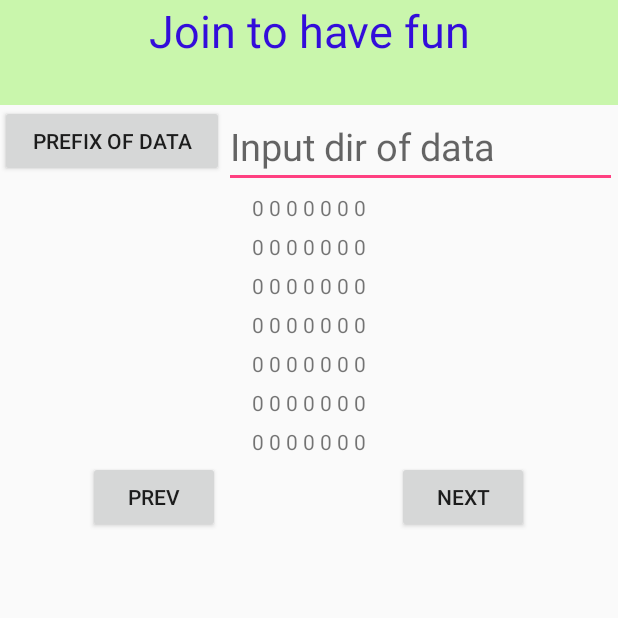
After one commit to qianggenxiadeshuihu/Fun, an Android app: the ROIActivity screen opened directly, with no data from a screen before it, on a phone screen of 412 x 824 dp, the top half of it. The commit adds this screen. Run offline under Robolectric (Android 15) with nearby library versions, the phone set to English and light mode, and no system bars.

Commit message:
add roiActivity for viewing TP test output

```diff
--- /dev/null
+++ b/app/src/main/java/com/jiayi/fun/ROIActivity.java
@@ -0,0 +1,143 @@
+package com.jiayi.fun;
+
+import android.app.Activity;
+import android.os.Bundle;
+import android.util.Log;
+import android.view.View;
+import android.widget.Button;
+import android.widget.EditText;
+import android.widget.TextView;
+import android.widget.Toast;
+
+
+import java.io.BufferedReader;
+import java.io.File;
+import java.io.FileInputStream;
+import java.io.IOException;
+import java.io.InputStreamReader;
+import java.nio.charset.Charset;
+import java.util.ArrayList;
+import java.util.StringTokenizer;
+
+
+public class ROIActivity extends Activity {
+
+    private final String TAG = "com.jiayi.fun";
+    private int current_frame = 0;
+    private String pre_path = null;
+    private final String post_path = ".csv";
+    private final int FRAME_NUMBER_START = 1;
+    private final int FRAME_NUMBER_END = 100;
+    private final int ROI_SIZE = 7;
+
+    private TextView [] roi_row = new TextView[ROI_SIZE];
+
+    private ArrayList<String> get_roi(String path) {
+        FileInputStream is = null;
+        try {
+            is = new FileInputStream(new File(path));
+        } catch (IOException e) {
+            e.printStackTrace();
+            return null;
+        }
+
+        BufferedReader reader = null;
+        reader = new BufferedReader(new InputStreamReader(is, Charset.forName("UTF-8")));
+
+        String line = null;
+        ArrayList<String> roi_content = new ArrayList<>();
+        try {
+            while ((line = reader.readLine()) != null) {
+                roi_content.add(line);
+            }
+            is.close();
+        } catch (IOException e) {
+            e.printStackTrace();
+            return null;
+        }
+
+        return roi_content;
+
+    }
+
+    public void show_roi(int current_frame) {
+
+        ArrayList<String> roi;
+        StringTokenizer st = null;
+        int i = 0;
+        Log.e(TAG, pre_path + String.valueOf(current_frame) + post_path);
+        roi = get_roi(pre_path + String.valueOf(current_frame) + post_path);
+        if (roi == null) {
+            Toast.makeText(getApplicationContext(),
+                    "please check your input for directory which should be prefix of filename before number\t" +
+                    "for example: /data/test/ungrounded_copper_iris",
+                    Toast.LENGTH_SHORT).show();
+            return;
+        }
+        while(!roi.isEmpty()) {
+            String temp = "";
+            Log.e(TAG, roi.get(0));
+            st = new StringTokenizer(roi.get(0), ",");
+            while (st.hasMoreTokens()) {
+                temp = temp.concat(String.format("%10s", st.nextToken()));
+            }
+            roi_row[i++].setText(temp);
+            roi.remove(0);
+        }
+    }
+
+    @Override
+    protected void onCreate(Bundle savedInstanceState) {
+        super.onCreate(savedInstanceState);
+        setContentView(R.layout.activity_roi);
+
+
+        roi_row[0] = (TextView)findViewById(R.id.row_1);
+        roi_row[1] = (TextView)findViewById(R.id.row_2);
+        roi_row[2] = (TextView)findViewById(R.id.row_3);
+        roi_row[3] = (TextView)findViewById(R.id.row_4);
+        roi_row[4] = (TextView)findViewById(R.id.row_5);
+        roi_row[5] = (TextView)findViewById(R.id.row_6);
+        roi_row[6] = (TextView)findViewById(R.id.row_7);
+
+
+        Button next = (Button)findViewById(R.id.show_next_roi);
+        next.setOnClickListener(new Button.OnClickListener() {
+            @Override
+            public void onClick(View v) {
+                if (current_frame < FRAME_NUMBER_END) {
+                    show_roi(++current_frame);
+                } else {
+                    Log.e(TAG, "you have been the last one");
+                    Toast.makeText(getApplicationContext(), "you have been the last one", Toast.LENGTH_SHORT).show();
+                }
+            }
+        });
+
+
+        Button prev = (Button)findViewById(R.id.show_prev_roi);
+        prev.setOnClickListener(new Button.OnClickListener() {
+            @Override
+            public void onClick(View v) {
+                if (current_frame > FRAME_NUMBER_START) {
+                    show_roi(--current_frame);
+                } else {
+                    Log.e(TAG, "you have been the first one");
+                    Toast.makeText(getApplicationContext(), "you have been the first one", Toast.LENGTH_SHORT).show();
+                }
+            }
+        });
+
+        Button record_dir = (Button)findViewById(R.id.record_dir);
+
+        record_dir.setOnClickListener(new Button.OnClickListener() {
+            @Override
+            public void onClick(View v) {
+                EditText data_dir = (EditText)findViewById(R.id.data_dir);
+                pre_path = data_dir.getText().toString();
+                pre_path = pre_path.replace("/", "//");
+                show_roi(FRAME_NUMBER_START);
+            }
+        });
+    }
+}
--- /dev/null
+++ b/app/src/main/res/layout/activity_roi.xml
@@ -0,0 +1,132 @@
+<?xml version="1.0" encoding="utf-8"?>
+<LinearLayout xmlns:android="http://schemas.android.com/apk/res/android"
+    android:layout_width="match_parent"
+    android:layout_height="wrap_content"
+    android:weightSum="1"
+    android:gravity="top"
+    android:orientation="vertical">
+
+    <TextView
+        android:layout_width="fill_parent"
+        android:layout_height="70dp"
+        android:text="@string/join_to_have_fun"
+        android:id="@+id/title"
+        android:background="#c9f6ac"
+        android:textColor="#330dda"
+        android:contextClickable="false"
+        android:textSize="30sp"
+        android:textAlignment="center"
+        android:layout_gravity="top"
+        android:layout_weight="1" />
+
+    <LinearLayout
+        android:layout_width="match_parent"
+        android:layout_height="wrap_content">
+        <Button
+            android:layout_height="wrap_content"
+            android:layout_width="0dp"
+            android:text="@string/record_dir"
+            android:id="@+id/record_dir"
+            android:layout_weight="0.4"
+            android:layout_gravity="center_horizontal" />
+        <EditText
+            android:layout_height="wrap_content"
+            android:layout_width="0dp"
+            android:hint="@string/TP_data_dir"
+            android:id="@+id/data_dir"
+            android:layout_weight="0.7"
+            android:textSize="25sp"
+            android:layout_gravity="center_horizontal" />
+    </LinearLayout>
+
+    <TableLayout
+        android:layout_width="match_parent"
+        android:layout_height="match_parent"
+        android:stretchColumns="0,1">
+
+
+
+        <TableRow>
+            <TextView
+                android:text="@string/default_table_row"
+                android:id = "@+id/row_1"
+                android:padding="3dip"
+                android:layout_span="2"
+                android:layout_gravity="center_horizontal" />
+        </TableRow>
+
+        <TableRow>
+            <TextView
+                android:text="@string/default_table_row"
+                android:id = "@+id/row_2"
+                android:padding="3dip"
+                android:layout_span="2"
+                android:layout_gravity="center_horizontal" />
+        </TableRow>
+
+        <TableRow>
+            <TextView
+                android:text="@string/default_table_row"
+                android:id = "@+id/row_3"
+                android:padding="3dip"
+                android:layout_span="2"
+                android:layout_gravity="center_horizontal" />
+        </TableRow>
+
+        <TableRow>
+            <TextView
+                android:text="@string/default_table_row"
+                android:id = "@+id/row_4"
+                android:padding="3dip"
+                android:layout_span="2"
+                android:layout_gravity="center_horizontal" />
+        </TableRow>
+
+        <TableRow>
+            <TextView
+                android:text="@string/default_table_row"
+                android:id = "@+id/row_5"
+                android:padding="3dip"
+                android:layout_span="2"
+                android:layout_gravity="center_horizontal" />
+        </TableRow>
+
+        <TableRow>
+            <TextView
+                android:text="@string/default_table_row"
+                android:id = "@+id/row_6"
+                android:padding="3dip"
+                android:layout_span="2"
+                android:layout_gravity="center_horizontal" />
+        </TableRow>
+
+        <TableRow>
+            <TextView
+                android:text="@string/default_table_row"
+                android:id = "@+id/row_7"
+                android:padding="3dip"
+                android:layout_span="2"
+                android:layout_gravity="center_horizontal" />
+        </TableRow>
+
+        <TableRow>
+            <Button
+                android:layout_width="wrap_content"
+                android:layout_height="wrap_content"
+                android:text="@string/show_prev_roi"
+                android:id="@+id/show_prev_roi"
+                android:layout_weight="0.5"
+                android:layout_gravity="center_horizontal" />
+
+            <Button
+                android:layout_width="wrap_content"
+                android:layout_height="wrap_content"
+                android:text="@string/show_next_roi"
+                android:id="@+id/show_next_roi"
+                android:layout_weight="0.5"
+                android:layout_gravity="center_horizontal" />
+        </TableRow>
+    </TableLayout>
+
+
+</LinearLayout>
--- a/app/src/main/res/values/strings.xml
+++ b/app/src/main/res/values/strings.xml
@@ -9,4 +9,15 @@
     <string name="Vibration">Vibration</string>
     <string name="Accelerator">Accelerator</string>
 
+    <string name="show_next_roi">Next</string>
+    <string name="show_prev_roi">Prev</string>
+
+    <string name="default_table_row">0 0 0 0 0 0 0</string>
+
+    <string name="quick_enter_roi">ROI</string>
+
+    <string name="TP_data_dir">Input dir of data</string>
+    <string name="record_dir">Prefix of data</string>
+
+
 </resources>
```
Also changed, not shown: app/src/main/AndroidManifest.xml (+6 -2 lines), app/src/main/java/com/jiayi/fun/MainActivity.java (+15 -0 lines), app/src/main/java/com/jiayi/fun/PaintingActivity.java (+4 -3 lines), app/src/main/res/layout/activity_main.xml (+10 -4 lines).
